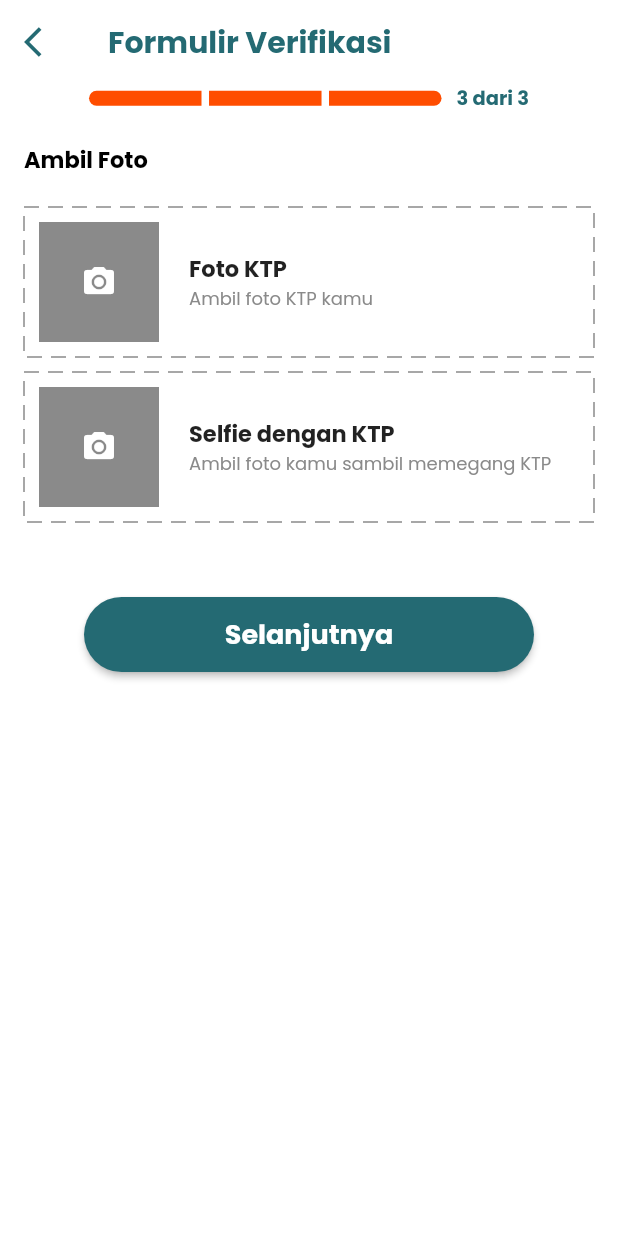
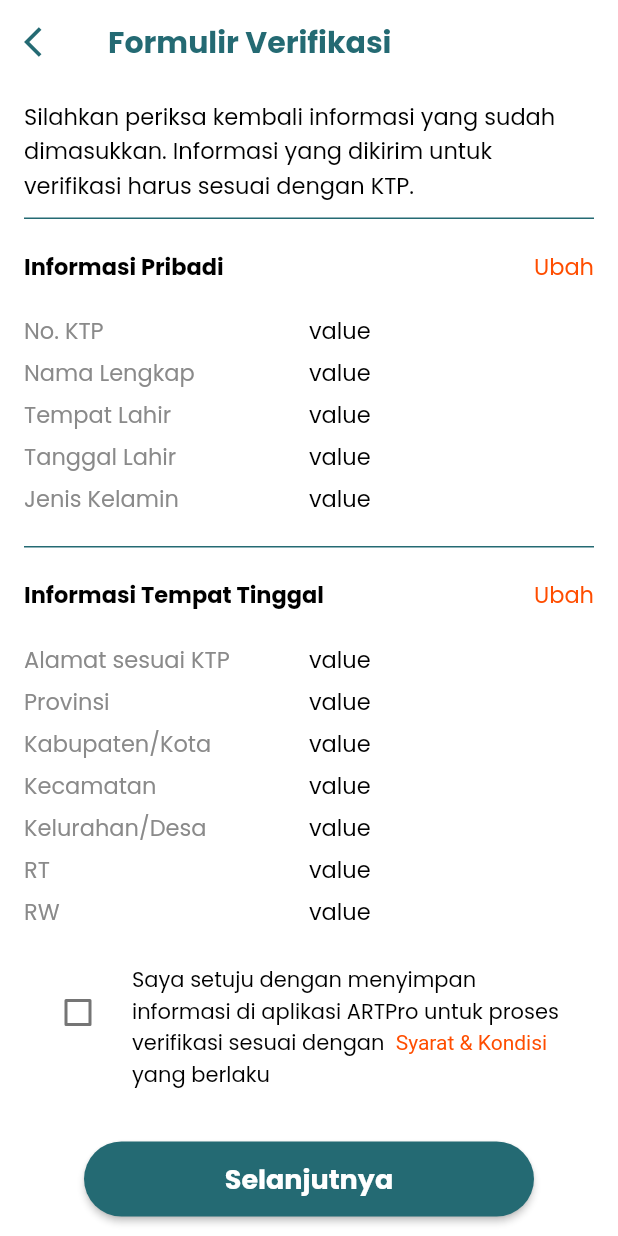
Before and after one commit to felicialaksanap/Aplikasi-ARTPro, a Flutter app: the VerifikasiKTPT screen opened directly, after a tap on "Selanjutnya", on a phone screen of 412 x 824 dp. Run offline on Flutter 3.47's test engine with Material 2 defaults, Android fonts, the light colour scheme and no system bars; drawn by our look-alikes of dotted_border; our stand-ins replace google_fonts.

Commit message:
second commit
summary indentity verification

```diff
--- a/artpro_application_new/lib/signupmajikan.dart
+++ b/artpro_application_new/lib/signupmajikan.dart
@@ -398,6 +398,7 @@ class _SignUpMajikanState extends State<SignUpMajikan> {
               ),
               Container(
                 child: CheckboxListTile(
+                  controlAffinity: ListTileControlAffinity.leading,
                   title: RichText(
                     text: TextSpan(
                         style: GoogleFonts.poppins(
@@ -415,7 +416,7 @@ class _SignUpMajikanState extends State<SignUpMajikan> {
                                 ..onTap = () {
                                   print('Syarat&Kondisi');
                                 }),
-                          const TextSpan(text: 'yang diberikan'),
+                          const TextSpan(text: 'yang berlaku'),
                         ]),
                   ),
                   activeColor: Color(int.parse(globals.color_primary)),
--- /dev/null
+++ b/artpro_application_new/lib/sum_verif.dart
@@ -0,0 +1,482 @@
+import 'package:flutter/gestures.dart';
+import 'package:flutter/material.dart';
+import 'package:google_fonts/google_fonts.dart';
+import './global.dart' as globals;
+
+class SummaryVerifikasi extends StatefulWidget {
+  const SummaryVerifikasi({super.key});
+
+  @override
+  State<SummaryVerifikasi> createState() => _SummaryVerifikasiState();
+}
+
+class _SummaryVerifikasiState extends State<SummaryVerifikasi> {
+  bool is_selected = false;
+
+  @override
+  Widget build(BuildContext context) {
+    return Scaffold(
+      appBar: AppBar(
+        backgroundColor: Colors.white,
+        elevation: 0,
+        leading: IconButton(
+          onPressed: () {
+            Navigator.pop(context);
+          },
+          icon: Icon(
+            Icons.arrow_back_ios,
+            color: Color(int.parse(globals.color_primary)),
+          ),
+        ),
+        title: Text(
+          "Formulir Verifikasi",
+          style: GoogleFonts.poppins(
+              textStyle: TextStyle(
+                  color: Color(int.parse(globals.color_primary)),
+                  fontWeight: FontWeight.bold)),
+        ),
+      ),
+      body: SingleChildScrollView(
+        padding: const EdgeInsets.only(left: 16.0, right: 16.0),
+        child: Column(
+          crossAxisAlignment: CrossAxisAlignment.start,
+          children: [
+            const SizedBox(
+              height: 10.0,
+            ),
+            Text(
+              "Silahkan periksa kembali informasi yang sudah dimasukkan. Informasi yang dikirim untuk verifikasi harus sesuai dengan KTP.",
+              style: GoogleFonts.poppins(
+                  textStyle:
+                      const TextStyle(fontSize: 15, color: Colors.black)),
+            ),
+            const SizedBox(
+              height: 10,
+            ),
+            Container(
+              height: 1,
+              color: Color(int.parse(globals.color_primary)),
+            ),
+            const SizedBox(
+              height: 20,
+            ),
+            Row(
+              mainAxisAlignment: MainAxisAlignment.spaceBetween,
+              children: [
+                Text(
+                  "Informasi Pribadi",
+                  style: GoogleFonts.poppins(
+                      textStyle: const TextStyle(
+                          fontSize: 15,
+                          fontWeight: FontWeight.bold,
+                          color: Colors.black)),
+                ),
+                GestureDetector(
+                  onTap: () {},
+                  child: Text(
+                    'Ubah',
+                    style: GoogleFonts.poppins(
+                        textStyle: TextStyle(
+                            fontSize: 15,
+                            color: Color(int.parse(globals.color_secondary)))),
+                  ),
+                )
+              ],
+            ),
+            const SizedBox(
+              height: 20,
+            ),
+            Row(
+              children: [
+                Expanded(
+                  child: Text(
+                    "No. KTP",
+                    style: GoogleFonts.poppins(
+                        textStyle: const TextStyle(
+                            fontSize: 15,
+                            color: Color.fromARGB(255, 138, 138, 138))),
+                  ),
+                ),
+                Expanded(
+                  child: Text(
+                    "value",
+                    style: GoogleFonts.poppins(
+                        textStyle:
+                            const TextStyle(fontSize: 15, color: Colors.black)),
+                  ),
+                )
+              ],
+            ),
+            const SizedBox(
+              height: 5,
+            ),
+            Row(
+              children: [
+                Expanded(
+                  child: Text(
+                    "Nama Lengkap",
+                    style: GoogleFonts.poppins(
+                        textStyle: const TextStyle(
+                            fontSize: 15,
+                            color: Color.fromARGB(255, 138, 138, 138))),
+                  ),
+                ),
+                Expanded(
+                  child: Text(
+                    "value",
+                    style: GoogleFonts.poppins(
+                        textStyle:
+                            const TextStyle(fontSize: 15, color: Colors.black)),
+                  ),
+                )
+              ],
+            ),
+            const SizedBox(
+              height: 5,
+            ),
+            Row(
+              children: [
+                Expanded(
+                  child: Text(
+                    "Tempat Lahir",
+                    style: GoogleFonts.poppins(
+                        textStyle: const TextStyle(
+                            fontSize: 15,
+                            color: Color.fromARGB(255, 138, 138, 138))),
+                  ),
+                ),
+                Expanded(
+                  child: Text(
+                    "value",
+                    style: GoogleFonts.poppins(
+                        textStyle:
+                            const TextStyle(fontSize: 15, color: Colors.black)),
+                  ),
+                )
+              ],
+            ),
+            const SizedBox(
+              height: 5,
+            ),
+            Row(
+              children: [
+                Expanded(
+                  child: Text(
+                    "Tanggal Lahir",
+                    style: GoogleFonts.poppins(
+                        textStyle: const TextStyle(
+                            fontSize: 15,
+                            color: Color.fromARGB(255, 138, 138, 138))),
+                  ),
+                ),
+                Expanded(
+                  child: Text(
+                    "value",
+                    style: GoogleFonts.poppins(
+                        textStyle:
+                            const TextStyle(fontSize: 15, color: Colors.black)),
+                  ),
+                )
+              ],
+            ),
+            const SizedBox(
+              height: 5,
+            ),
+            Row(
+              children: [
+                Expanded(
+                  child: Text(
+                    "Jenis Kelamin",
+                    style: GoogleFonts.poppins(
+                        textStyle: const TextStyle(
+                            fontSize: 15,
+                            color: Color.fromARGB(255, 138, 138, 138))),
+                  ),
+                ),
+                Expanded(
+                  child: Text(
+                    "value",
+                    style: GoogleFonts.poppins(
+                        textStyle:
+                            const TextStyle(fontSize: 15, color: Colors.black)),
+                  ),
+                )
+              ],
+            ),
+            const SizedBox(
+              height: 20,
+            ),
+            Container(
+              height: 1,
+              color: Color(int.parse(globals.color_primary)),
+            ),
+            const SizedBox(
+              height: 20,
+            ),
+            Row(
+              mainAxisAlignment: MainAxisAlignment.spaceBetween,
+              children: [
+                Text(
+                  "Informasi Tempat Tinggal",
+                  style: GoogleFonts.poppins(
+                      textStyle: const TextStyle(
+                          fontSize: 15,
+                          fontWeight: FontWeight.bold,
+                          color: Colors.black)),
+                ),
+                GestureDetector(
+                  onTap: () {},
+                  child: Text(
+                    'Ubah',
+                    style: GoogleFonts.poppins(
+                        textStyle: TextStyle(
+                            fontSize: 15,
+                            color: Color(int.parse(globals.color_secondary)))),
+                  ),
+                )
+              ],
+            ),
+            const SizedBox(
+              height: 20,
+            ),
+            Row(
+              children: [
+                Expanded(
+                  child: Text(
+                    "Alamat sesuai KTP",
+                    style: GoogleFonts.poppins(
+                        textStyle: const TextStyle(
+                            fontSize: 15,
+                            color: Color.fromARGB(255, 138, 138, 138))),
+                  ),
+                ),
+                Expanded(
+                  child: Text(
+                    "value",
+                    style: GoogleFonts.poppins(
+                        textStyle:
+                            const TextStyle(fontSize: 15, color: Colors.black)),
+                  ),
+                )
+              ],
+            ),
+            const SizedBox(
+              height: 5,
+            ),
+            Row(
+              children: [
+                Expanded(
+                  child: Text(
+                    "Provinsi",
+                    style: GoogleFonts.poppins(
+                        textStyle: const TextStyle(
+                            fontSize: 15,
+                            color: Color.fromARGB(255, 138, 138, 138))),
+                  ),
+                ),
+                Expanded(
+                  child: Text(
+                    "value",
+                    style: GoogleFonts.poppins(
+                        textStyle:
+                            const TextStyle(fontSize: 15, color: Colors.black)),
+                  ),
+                )
+              ],
+            ),
+            const SizedBox(
+              height: 5,
+            ),
+            Row(
+              children: [
+                Expanded(
+                  child: Text(
+                    "Kabupaten/Kota",
+                    style: GoogleFonts.poppins(
+                        textStyle: const TextStyle(
+                            fontSize: 15,
+                            color: Color.fromARGB(255, 138, 138, 138))),
+                  ),
+                ),
+                Expanded(
+                  child: Text(
+                    "value",
+                    style: GoogleFonts.poppins(
+                        textStyle:
+                            const TextStyle(fontSize: 15, color: Colors.black)),
+                  ),
+                )
+              ],
+            ),
+            const SizedBox(
+              height: 5,
+            ),
+            Row(
+              children: [
+                Expanded(
+                  child: Text(
+                    "Kecamatan",
+                    style: GoogleFonts.poppins(
+                        textStyle: const TextStyle(
+                            fontSize: 15,
+                            color: Color.fromARGB(255, 138, 138, 138))),
+                  ),
+                ),
+                Expanded(
+                  child: Text(
+                    "value",
+                    style: GoogleFonts.poppins(
+                        textStyle:
+                            const TextStyle(fontSize: 15, color: Colors.black)),
+                  ),
+                )
+              ],
+            ),
+            const SizedBox(
+              height: 5,
+            ),
+            Row(
+              children: [
+                Expanded(
+                  child: Text(
+                    "Kelurahan/Desa",
+                    style: GoogleFonts.poppins(
+                        textStyle: const TextStyle(
+                            fontSize: 15,
+                            color: Color.fromARGB(255, 138, 138, 138))),
+                  ),
+                ),
+                Expanded(
+                  child: Text(
+                    "value",
+                    style: GoogleFonts.poppins(
+                        textStyle:
+                            const TextStyle(fontSize: 15, color: Colors.black)),
+                  ),
+                )
+              ],
+            ),
+            const SizedBox(
+              height: 5,
+            ),
+            Row(
+              children: [
+                Expanded(
+                  child: Text(
+                    "RT",
+                    style: GoogleFonts.poppins(
+                        textStyle: const TextStyle(
+                            fontSize: 15,
+                            color: Color.fromARGB(255, 138, 138, 138))),
+                  ),
+                ),
+                Expanded(
+                  child: Text(
+                    "value",
+                    style: GoogleFonts.poppins(
+                        textStyle:
+                            const TextStyle(fontSize: 15, color: Colors.black)),
+                  ),
+                )
+              ],
+            ),
+            const SizedBox(
+              height: 5,
+            ),
+            Row(
+              children: [
+                Expanded(
+                  child: Text(
+                    "RW",
+                    style: GoogleFonts.poppins(
+                        textStyle: const TextStyle(
+                            fontSize: 15,
+                            color: Color.fromARGB(255, 138, 138, 138))),
+                  ),
+                ),
+                Expanded(
+                  child: Text(
+                    "value",
+                    style: GoogleFonts.poppins(
+                        textStyle:
+                            const TextStyle(fontSize: 15, color: Colors.black)),
+                  ),
+                )
+              ],
+            ),
+            const SizedBox(
+              height: 20,
+            ),
+            Container(
+              child: CheckboxListTile(
+                controlAffinity: ListTileControlAffinity.leading,
+                title: RichText(
+                  text: TextSpan(
+                      style: GoogleFonts.poppins(
+                          textStyle: const TextStyle(
+                              fontSize: 14,
+                              color: Colors.black,
+                              fontWeight: FontWeight.w400)),
+                      children: [
+                        const TextSpan(
+                            text:
+                                'Saya setuju dengan menyimpan informasi di aplikasi ARTPro untuk proses verifikasi sesuai dengan  '),
+                        TextSpan(
+                            text: 'Syarat & Kondisi ',
+                            style: const TextStyle(
+                                color: Color.fromARGB(255, 255, 77, 0)),
+                            recognizer: TapGestureRecognizer()
+                              ..onTap = () {
+                                print('Syarat&Kondisi');
+                              }),
+                        const TextSpan(text: 'yang berlaku'),
+                      ]),
+                ),
+                activeColor: Color(int.parse(globals.color_primary)),
+                checkColor: Colors.white,
+                selected: is_selected,
+                value: is_selected,
+                onChanged: (value) {
+                  setState(() {
+                    is_selected = value!;
+                  });
+                },
+              ), //CheckboxListTile
+            ),
+            const SizedBox(
+              height: 30,
+            ),
+            Row(
+              mainAxisAlignment: MainAxisAlignment.center,
+              children: [
+                Container(
+                  width: 300,
+                  height: 50,
+                  child: ElevatedButton(
+                    onPressed: () {},
+                    style: ElevatedButton.styleFrom(
+                        backgroundColor:
+                            Color(int.parse(globals.color_primary)),
+                        shape: RoundedRectangleBorder(
+                            borderRadius: BorderRadius.circular(30))),
+                    child: Text(
+                      "Selanjutnya",
+                      style: GoogleFonts.poppins(
+                          textStyle: const TextStyle(
+                              fontSize: 18,
+                              fontWeight: FontWeight.bold,
+                              color: Colors.white)),
+                    ),
+                  ),
+                ),
+              ],
+            ),
+            const SizedBox(
+              height: 20,
+            )
+          ],
+        ),
+      ),
+    );
+  }
+}
--- a/artpro_application_new/lib/verifktp_dua.dart
+++ b/artpro_application_new/lib/verifktp_dua.dart
@@ -267,7 +267,7 @@ class _VerifikasiKTPDState extends State<VerifikasiKTPD> {
               height: 10,
             ),
             Text(
-              'Kelurahan',
+              'Kelurahan/Desa',
               style: GoogleFonts.poppins(
                   textStyle: const TextStyle(
                       fontSize: 15,
--- a/artpro_application_new/lib/verifktp_satu.dart
+++ b/artpro_application_new/lib/verifktp_satu.dart
@@ -183,7 +183,7 @@ class _VerifikasiKTPSState extends State<VerifikasiKTPS> {
               height: 10,
             ),
             Text(
-              'Tanggal Lahir',
+              'Jenis Kelamin',
               style: GoogleFonts.poppins(
                   textStyle: const TextStyle(
                       fontSize: 15,
--- a/artpro_application_new/lib/verifktp_tiga.dart
+++ b/artpro_application_new/lib/verifktp_tiga.dart
@@ -1,3 +1,4 @@
+import 'package:artpro_application_new/sum_verif.dart';
 import 'package:flutter/material.dart';
 import 'package:google_fonts/google_fonts.dart';
 import 'package:dotted_border/dotted_border.dart';
@@ -210,7 +211,12 @@ class _VerifikasiKTPTState extends State<VerifikasiKTPT> {
                   width: 300,
                   height: 50,
                   child: ElevatedButton(
-                    onPressed: () {},
+                    onPressed: () {
+                      Navigator.push(
+                          context,
+                          MaterialPageRoute(
+                              builder: (context) => const SummaryVerifikasi()));
+                    },
                     style: ElevatedButton.styleFrom(
                         backgroundColor:
                             Color(int.parse(globals.color_primary)),
```
